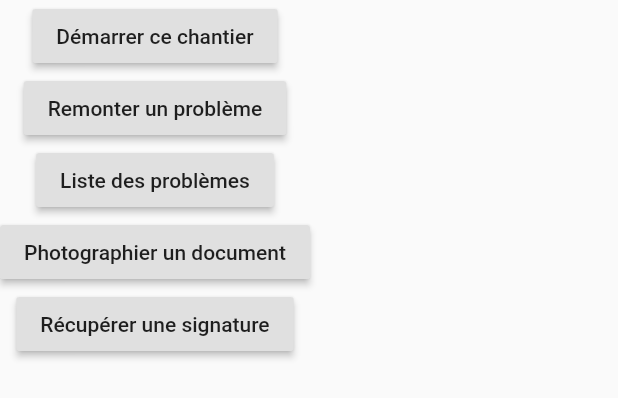
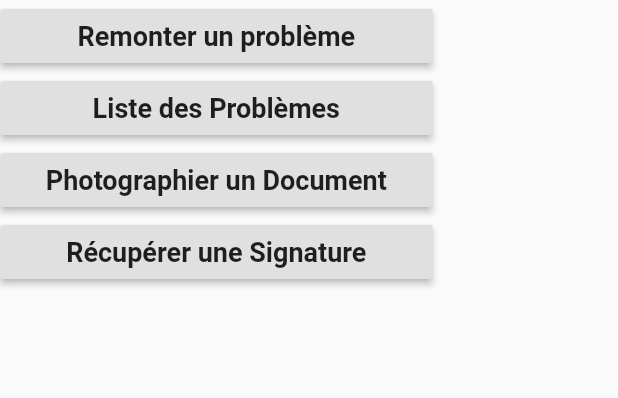
Before and after one commit to TEZEA-Chantiers/Front-End-Mobile, a Flutter app: the ChantierButton widget shown alone on an empty page, opened directly, on a phone screen of 412 x 824 dp. Shown: the top 398 px of the screen. Run offline on Flutter 3.47's test engine with Material 2 defaults, Android fonts, the phone set to English and light mode, and no system bars; our stand-ins replace cached_network_image, camera, cloud_firestore, firebase_auth, firebase_core; missing offline and left inert: dart:ffi, enum_to_string, syncfusion_flutter_signaturepad; accounts and stored records are empty; project files that could hold a hidden picture were left out.

Commit message:
modif chantier page

```diff
--- a/lib/src/pages/chantier_page/widgets/chantier_button.dart
+++ b/lib/src/pages/chantier_page/widgets/chantier_button.dart
@@ -19,39 +19,63 @@ class ChantierButton extends StatelessWidget {
 
     return Column(
       children: [
-        RaisedButton(
-          onPressed: () {},
-          child: const Text('Démarrer ce chantier'),
-        ),
-        RaisedButton(
+        Container(
+          width: MediaQuery.of(context).size.width * 0.7,
+          child: RaisedButton(
             onPressed: () {
               Navigator.push(context,
                   MaterialPageRoute(builder: (context) => const ProblemPage()));
             },
-          child: const Text('Remonter un problème'),
+            child: const Text.rich(TextSpan(
+              text: 'Remonter un problème',
+              style:
+              TextStyle(fontWeight: FontWeight.bold, fontSize: 18),
+            )),
           ),
-        RaisedButton(
+        ),
+        Container(
+          width: MediaQuery.of(context).size.width * 0.7,
+          child: RaisedButton(
             onPressed: () {
               Navigator.push(
                   context,
                   MaterialPageRoute(
                       builder: (context) => const ProblemListPage()));
             },
-          child: const Text('Liste des problèmes'),
+            child: const Text.rich(TextSpan(
+              text: 'Liste des Problèmes',
+              style:
+              TextStyle(fontWeight: FontWeight.bold, fontSize: 18),
+            )),
           ),
-        RaisedButton(
+        ),
+        Container(
+          width: MediaQuery.of(context).size.width * 0.7,
+          child: RaisedButton(
             onPressed: () {
               Navigator.push(context,
                   MaterialPageRoute(builder: (context) => const PhotoDocPage()));
             },
-          child: const Text('Photographier un document'),
+            child: const Text.rich(TextSpan(
+              text: 'Photographier un Document',
+              style:
+              TextStyle(fontWeight: FontWeight.bold, fontSize: 18),
+            )),
           ),
-        RaisedButton(
+        ),
+        Container(
+          width: MediaQuery.of(context).size.width * 0.7,
+          child: RaisedButton(
             onPressed: () {
               Navigator.push(context,
                   MaterialPageRoute(builder: (context) => const SignaturePage()));
             },
-          child: const Text('Récupérer une signature'),
+            child: const Text.rich(TextSpan(
+              text: 'Récupérer une Signature',
+              style:
+              TextStyle(fontWeight: FontWeight.bold, fontSize: 18),
+            )),
+          ),
         ),
       ],
     );
```
Also changed, not shown: lib/src/pages/chantier_page/widgets/chantier_body.dart (+51 -6 lines). Lines whose indentation alone changed are shown as unchanged.
